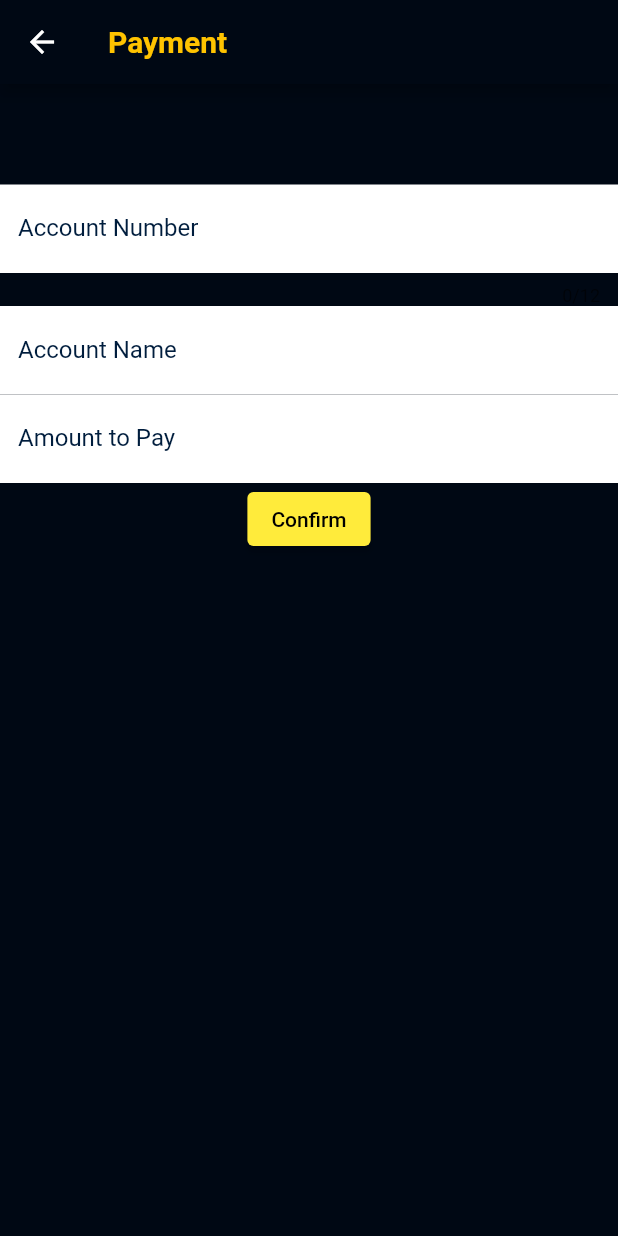
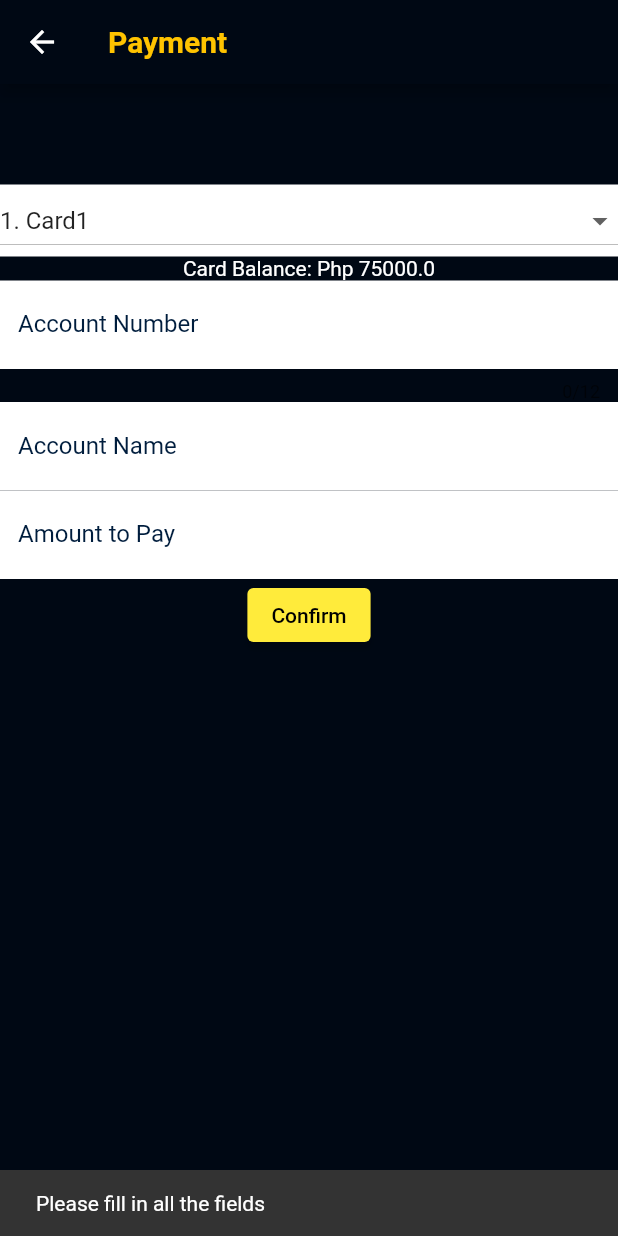
Before and after one commit to LaurenceOfValencia/mobile-banking-app, a Flutter app: the BillPaymentScreen screen opened directly with empty values, after a tap on "Confirm", on a phone screen of 412 x 824 dp. Run offline on Flutter 3.47's test engine with Material 2 defaults, Android fonts, the phone set to English and light mode, and no system bars.

Commit message:
Added functionality to the bills page

```diff
--- a/lib/bill_payment_screen.dart
+++ b/lib/bill_payment_screen.dart
@@ -2,8 +2,11 @@ import 'package:flutter/material.dart';
 import 'package:mobile_banking_app/billing_screen.dart';
 import 'package:mobile_banking_app/services_screen.dart';
 import 'package:mobile_banking_app/splash_screen.dart';
+import 'package:mobile_banking_app/transfer_money_screen.dart';
 
 import 'dashboard.dart';
+
+String dropValue ='1. Card1';
 
 // ignore: must_be_immutable
 class BillPaymentScreen extends StatefulWidget {
@@ -21,6 +24,10 @@ TextEditingController accountNameController = TextEditingController();
 TextEditingController amountController = TextEditingController();
 
 class _BillPaymentScreenState extends State<BillPaymentScreen> {
+
+  ValueNotifier<int> number = ValueNotifier(0);
+
+
   @override
   Widget build(BuildContext context) {
     return Scaffold(
@@ -59,6 +66,41 @@ class _BillPaymentScreenState extends State<BillPaymentScreen> {
                 style: const TextStyle(color: Color(0xffffffff), fontSize: 40),
               ),
             ),
+
+            ValueListenableBuilder(
+                valueListenable: number,
+                child: Icon(Icons.ac_unit),
+                builder: (BuildContext context, int test, Widget? child){
+                  return Column(
+                    children: [
+                      Theme( data:
+                      Theme.of(context).copyWith(canvasColor: Colors.white),
+                      child: Container(
+                        color: Colors.white,
+                        child: DropdownButton<String>(
+                          value: dropValue,
+                          isExpanded: true,
+                          items: <String>['1. Card1','2. Card2'].map((String value) {
+                            return DropdownMenuItem<String>(
+                              value: value,
+                              child: Text(value),
+                            );
+                          }).toList(),
+                          onChanged: (String? newValue) {
+                            setState(() {
+                              dropValue = newValue!;
+                            });
+                          },
+                        ),
+                      ),
+                    ),
+                      Text("Card Balance: Php " + balance[int.parse(dropValue.split(".")[0])-1].toString(),
+                      style: TextStyle(color: Color(0xffffffff)),),
+                    ],
+                    );
+                },
+              ),
+
             TextField(
               maxLength: 12,
               controller: accountNumController,
@@ -81,7 +123,7 @@ class _BillPaymentScreenState extends State<BillPaymentScreen> {
                   labelText: "Account Name",
                   labelStyle: TextStyle(color: Color(0xff001D3D))),
               style: TextStyle(
-                color: Color(0xffffffff),
+                color: Color(0xff000000),
               ),
             ),
             TextField(
@@ -93,14 +135,36 @@ class _BillPaymentScreenState extends State<BillPaymentScreen> {
                   labelText: "Amount to Pay",
                   labelStyle: TextStyle(color: const Color(0xff001D3D))),
               style: TextStyle(
-                color: const Color(0xffffffff),
+                color: const Color(0xff000000),
               ),
             ),
             ElevatedButton(
                 onPressed: () {
-                  if (int.parse(amountController.text) >
-                      balance[0] + balance[1]) {
-                  } else {}
+                  if (accountNameController.text.isNotEmpty) {
+                    if(accountNumController.text.length == 12){
+                      if(double.parse(amountController.text) <= balance[int.parse(dropValue.split(".")[0])-1]){
+                        balance[int.parse(dropValue.split(".")[0])-1] -= double.parse(amountController.text);
+                        balance[2] += double.parse(amountController.text);
+
+                        Navigator.push(
+                          context,
+                          MaterialPageRoute(builder: (context) => Dashboard(balance)),
+                        );
+                      }
+                      else{
+                        final snackBar = SnackBar(content: Text('Amount should not exceed card balance'));
+                        ScaffoldMessenger.of(context).showSnackBar(snackBar);
+                      }
+                    }
+                    else{
+                      final snackBar = SnackBar(content: Text('Account number must be 12 characters long'));
+                      ScaffoldMessenger.of(context).showSnackBar(snackBar);
+                    }
+                  }
+                  else {
+                    final snackBar = SnackBar(content: Text('Please fill in all the fields'));
+                    ScaffoldMessenger.of(context).showSnackBar(snackBar);
+                  }
                 },
                 child: const Text("Confirm"))
           ],
```
